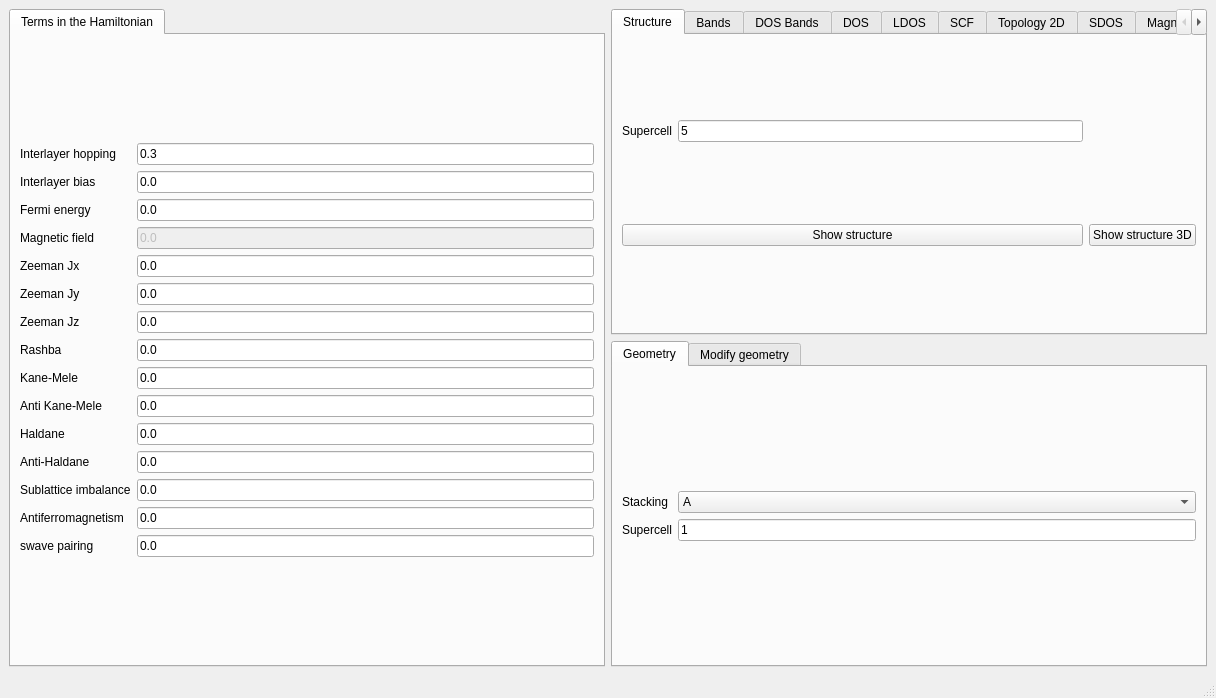
The window that development/interface-pyqt/multilayergraphene/interface.ui (joselado/quantum-honeycomp) describes before a commit, drawn with Qt 5.
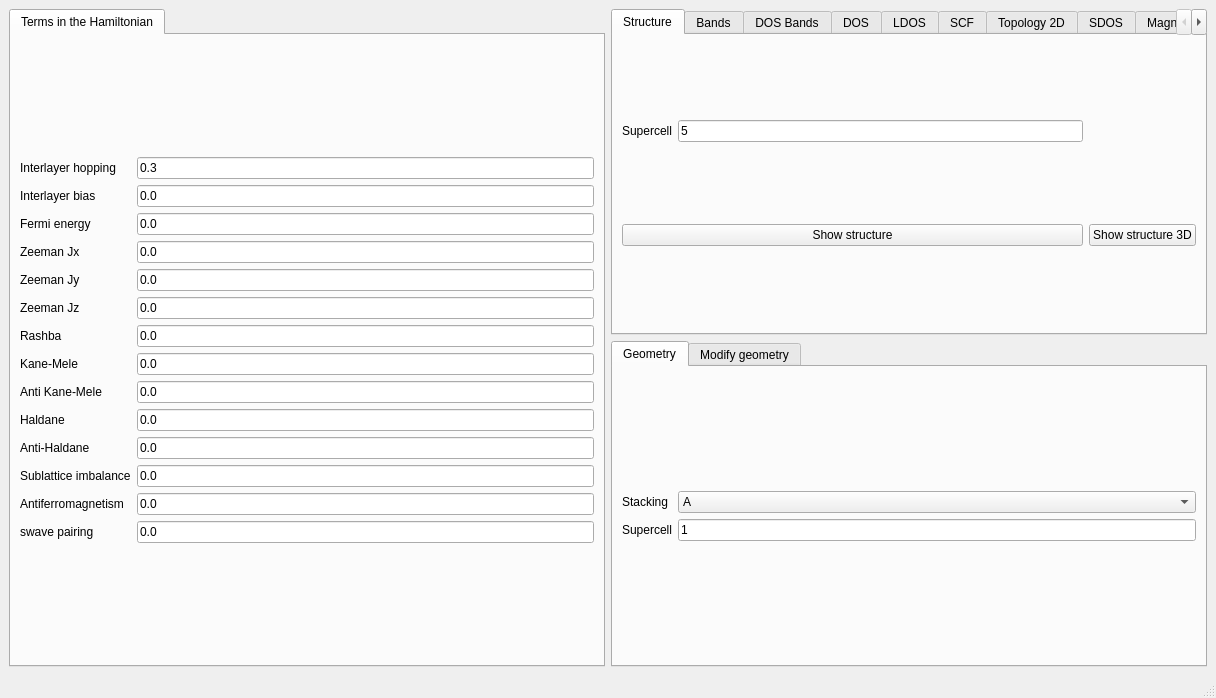
The same window after the commit.

The edit to the form file:
```diff
--- a/development/interface-pyqt/multilayergraphene/interface.ui
+++ b/development/interface-pyqt/multilayergraphene/interface.ui
@@ -27,49 +27,49 @@
        <layout class="QGridLayout" name="gridLayout_24">
         <item row="0" column="0">
          <layout class="QGridLayout" name="gridLayout">
-          <item row="3" column="0">
-           <widget class="QLabel" name="label_14">
+          <item row="11" column="0">
+           <widget class="QLabel" name="label_12">
             <property name="text">
-             <string>Magnetic field</string>
+             <string>Sublattice imbalance</string>
             </property>
            </widget>
           </item>
-          <item row="14" column="1">
+          <item row="13" column="1">
            <widget class="QLineEdit" name="swave">
             <property name="text">
              <string>0.0</string>
             </property>
            </widget>
           </item>
-          <item row="6" column="1">
+          <item row="5" column="1">
            <widget class="QLineEdit" name="Bz">
             <property name="text">
              <string>0.0</string>
             </property>
            </widget>
           </item>
-          <item row="4" column="1">
+          <item row="3" column="1">
            <widget class="QLineEdit" name="Bx">
             <property name="text">
              <string>0.0</string>
             </property>
            </widget>
           </item>
-          <item row="6" column="0">
+          <item row="5" column="0">
            <widget class="QLabel" name="label_5">
             <property name="text">
              <string>Zeeman Jz</string>
             </property>
            </widget>
           </item>
-          <item row="12" column="1">
+          <item row="11" column="1">
            <widget class="QLineEdit" name="mAB">
             <property name="text">
              <string>0.0</string>
             </property>
            </widget>
           </item>
-          <item row="5" column="1">
+          <item row="4" column="1">
            <widget class="QLineEdit" name="By">
             <property name="text">
              <string>0.0</string>
@@ -83,38 +83,28 @@
             </property>
            </widget>
           </item>
-          <item row="3" column="1">
-           <widget class="QLineEdit" name="peierls">
-            <property name="enabled">
-             <bool>false</bool>
-            </property>
-            <property name="text">
-             <string>0.0</string>
-            </property>
-           </widget>
-          </item>
-          <item row="8" column="1">
+          <item row="7" column="1">
            <widget class="QLineEdit" name="kanemele">
             <property name="text">
              <string>0.0</string>
             </property>
            </widget>
           </item>
-          <item row="10" column="0">
+          <item row="9" column="0">
            <widget class="QLabel" name="label_24">
             <property name="text">
              <string>Haldane</string>
             </property>
            </widget>
           </item>
-          <item row="11" column="1">
+          <item row="10" column="1">
            <widget class="QLineEdit" name="antihaldane">
             <property name="text">
              <string>0.0</string>
             </property>
            </widget>
           </item>
-          <item row="14" column="0">
+          <item row="13" column="0">
            <widget class="QLabel" name="label_26">
             <property name="text">
              <string>swave pairing</string>
@@ -131,49 +121,49 @@
             </property>
            </widget>
           </item>
-          <item row="7" column="1">
+          <item row="6" column="1">
            <widget class="QLineEdit" name="rashba">
             <property name="text">
              <string>0.0</string>
             </property>
            </widget>
           </item>
-          <item row="10" column="1">
+          <item row="9" column="1">
            <widget class="QLineEdit" name="haldane">
             <property name="text">
              <string>0.0</string>
             </property>
            </widget>
           </item>
-          <item row="13" column="1">
+          <item row="12" column="1">
            <widget class="QLineEdit" name="mAF">
             <property name="text">
              <string>0.0</string>
             </property>
            </widget>
           </item>
-          <item row="7" column="0">
+          <item row="6" column="0">
            <widget class="QLabel" name="label_10">
             <property name="text">
              <string>Rashba</string>
             </property>
            </widget>
           </item>
-          <item row="8" column="0">
+          <item row="7" column="0">
            <widget class="QLabel" name="label_11">
             <property name="text">
              <string>Kane-Mele</string>
             </property>
            </widget>
           </item>
-          <item row="4" column="0">
+          <item row="3" column="0">
            <widget class="QLabel" name="label_3">
             <property name="text">
              <string>Zeeman Jx</string>
             </property>
            </widget>
           </item>
-          <item row="5" column="0">
+          <item row="4" column="0">
            <widget class="QLabel" name="label_4">
             <property name="text">
              <string>Zeeman Jy</string>
@@ -181,20 +171,13 @@
            </widget>
           </item>
           <item row="12" column="0">
-           <widget class="QLabel" name="label_12">
-            <property name="text">
-             <string>Sublattice imbalance</string>
-            </property>
-           </widget>
-          </item>
-          <item row="13" column="0">
            <widget class="QLabel" name="label_13">
             <property name="text">
              <string>Antiferromagnetism</string>
             </property>
            </widget>
           </item>
-          <item row="11" column="0">
+          <item row="10" column="0">
            <widget class="QLabel" name="label_25">
             <property name="text">
              <string>Anti-Haldane</string>
@@ -229,14 +212,14 @@
             </property>
            </widget>
           </item>
-          <item row="9" column="1">
+          <item row="8" column="1">
            <widget class="QLineEdit" name="antikanemele">
             <property name="text">
              <string>0.0</string>
             </property>
            </widget>
           </item>
-          <item row="9" column="0">
+          <item row="8" column="0">
            <widget class="QLabel" name="label_41">
             <property name="text">
              <string>Anti Kane-Mele</string>
```
